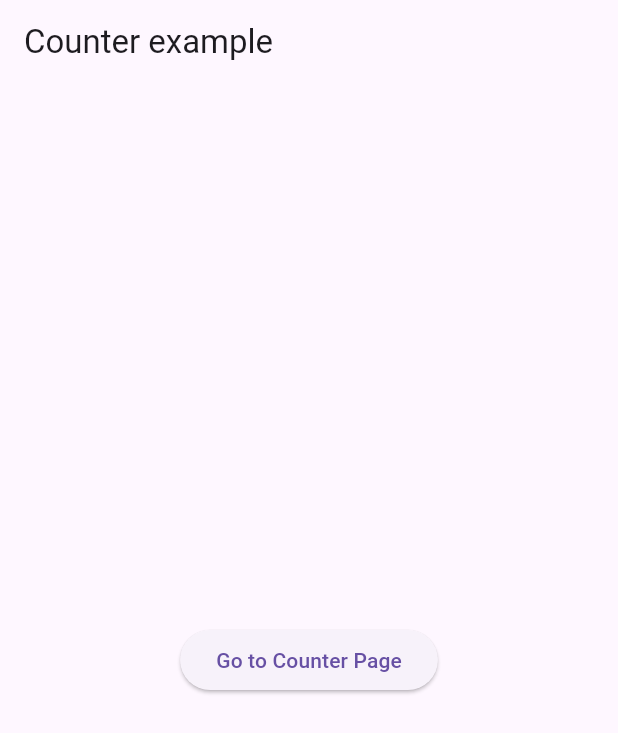
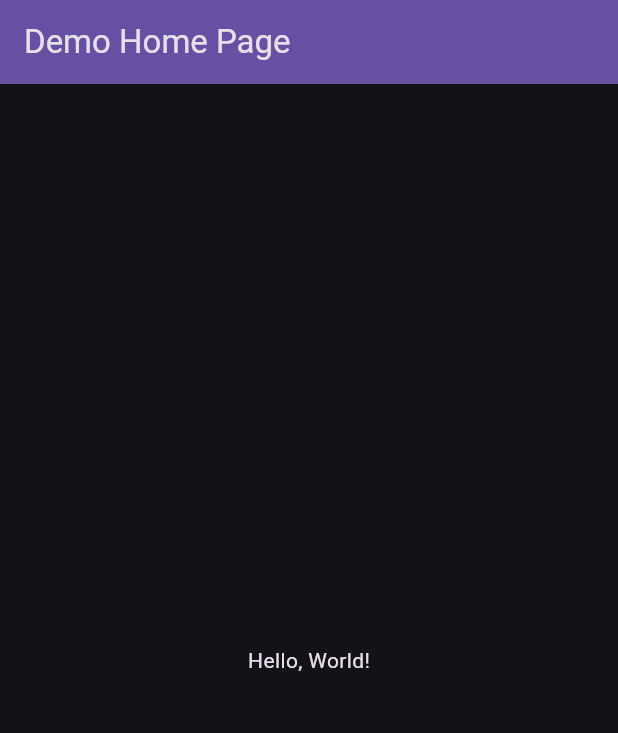
Before and after one commit to ashiqaliaslam/riverpod_practice, a Flutter app: the screen it shows after launch, on a phone screen of 412 x 824 dp. Shown: the top 733 px of the screen. Run offline on Flutter 3.47's test engine with Material 2 defaults, Android fonts, the phone set to English and light mode, and no system bars; our stand-ins replace flutter_riverpod, riverpod_annotation; generated files the repository leaves out were written again.

```diff
--- a/analysis_options.yaml
+++ b/analysis_options.yaml
@@ -26,3 +26,6 @@ linter:
 
 # Additional information about this file can be found at
 # https://dart.dev/guides/language/analysis-options
+analyzer:
+  plugins:
+    - custom_lint
--- a/lib/app.dart
+++ /dev/null
@@ -1,15 +0,0 @@
-import 'package:example1/main.dart';
-import 'package:flutter/material.dart';
-import 'package:flutter_riverpod/flutter_riverpod.dart';
-
-class MyApp extends ConsumerWidget {
-  const MyApp({super.key});
-
-  @override
-  Widget build(BuildContext context, WidgetRef ref) {
-    return MaterialApp(
-      home: const Home(),
-      theme: ThemeData(useMaterial3: true),
-    );
-  }
-}
--- a/lib/main.dart
+++ b/lib/main.dart
@@ -1,9 +1,13 @@
-import 'package:example1/app.dart';
 import 'package:flutter/material.dart';
 import 'package:flutter_riverpod/flutter_riverpod.dart';
 import 'package:riverpod_annotation/riverpod_annotation.dart';
 
 part 'main.g.dart';
+
+@riverpod
+String helloWorld(HelloWorldRef ref) {
+  return 'Hello, World!';
+}
 
 void main() {
   runApp(
@@ -11,70 +15,43 @@ void main() {
   );
 }
 
-@riverpod
-class Counter extends _$Counter {
+const String titleString = 'Demo Home Page';
+
+class MyApp extends StatelessWidget {
+  const MyApp({Key? key}) : super(key: key);
+
   @override
-  int build() => 0;
-
-  void increment() => state++;
+  Widget build(BuildContext context) {
+    return MaterialApp(
+      debugShowCheckedModeBanner: false,
+      title: 'Flutter Demo',
+      theme: ThemeData(
+        colorScheme: ColorScheme.fromSeed(seedColor: Colors.deepPurple),
+        useMaterial3: true,
+      ),
+      darkTheme: ThemeData.dark(useMaterial3: true),
+      themeMode: ThemeMode.dark,
+      home: const MyHomePage(title: titleString),
+    );
+  }
 }
 
-final nameProvider = Provider((ref) {
-  return "ok";
-});
+class MyHomePage extends ConsumerWidget {
+  const MyHomePage({Key? key, required this.title}) : super(key: key);
 
-class Home extends ConsumerWidget {
-  const Home({super.key});
+  final String title;
 
   @override
   Widget build(BuildContext context, WidgetRef ref) {
+    final String value = ref.watch(helloWorldProvider);
     return Scaffold(
-      appBar: AppBar(title: const Text('Counter example')),
+      appBar: AppBar(
+        backgroundColor: Theme.of(context).colorScheme.inversePrimary,
+        title: Text(title),
+      ),
       body: Center(
-        child: Column(
-          mainAxisAlignment: MainAxisAlignment.center,
-          children: [
-            ElevatedButton(
-                onPressed: () {
-                  Navigator.of(context).push(
-                    MaterialPageRoute(
-                        builder: (context) => const CounterPage()),
-                  );
-                },
-                child: const Text('Go to Counter Page'))
-          ],
-        ),
+        child: Text(value),
       ),
     );
   }
 }
-
-class CounterPage extends ConsumerWidget {
-  const CounterPage({Key? key}) : super(key: key);
-
-  @override
-  Widget build(BuildContext context, WidgetRef ref) {
-    // final int counter = ref.watch(counterProvider);
-
-    return Scaffold(
-      appBar: AppBar(
-        title: const Text('Counter'),
-        actions: [
-          IconButton(
-              onPressed: () => ref.invalidate(counterProvider),
-              icon: const Icon(Icons.refresh))
-        ],
-      ),
-      body: Center(
-        child: Text(
-          ref.watch(counterProvider).toString(),
-          style: Theme.of(context).textTheme.displayLarge,
-        ),
-      ),
-      floatingActionButton: FloatingActionButton(
-        child: const Icon(Icons.add),
-        onPressed: () => ref.read(counterProvider.notifier).increment(),
-      ),
-    );
-  }
-}
--- /dev/null
+++ b/lib/todo_list_filter.dart
@@ -0,0 +1,5 @@
+enum TodoListFilter {
+  all,
+  active,
+  completed,
+}
```
Also changed, not shown: lib/user.dart (deleted, +0 -21 lines), pubspec.yaml (+5 -5 lines), lib/main.g.dart, pubspec.lock.
